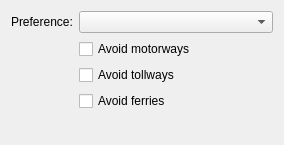
The window that src/plugins/runner/mapquest/MapQuestConfigWidget.ui (KDE/marble) describes before a commit, drawn with Qt 5.
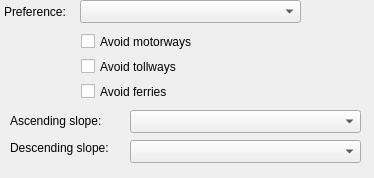
The same window after the commit.

Commit message:
Road grade options for MapQuest routing
GCI task #5853014195699712

Patch:
```diff
--- a/src/plugins/runner/mapquest/MapQuestConfigWidget.ui
+++ b/src/plugins/runner/mapquest/MapQuestConfigWidget.ui
@@ -6,43 +6,118 @@
    <rect>
     <x>0</x>
     <y>0</y>
-    <width>284</width>
-    <height>145</height>
+    <width>374</width>
+    <height>178</height>
    </rect>
   </property>
-  <layout class="QFormLayout" name="formLayout">
-   <item row="0" column="0">
     <widget class="QLabel" name="label">
+   <property name="geometry">
+    <rect>
+     <x>4</x>
+     <y>4</y>
+     <width>73</width>
+     <height>16</height>
+    </rect>
+   </property>
      <property name="text">
       <string>Preference:</string>
      </property>
     </widget>
-   </item>
-   <item row="0" column="1">
-    <widget class="QComboBox" name="preference"/>
-   </item>
-   <item row="1" column="1">
+  <widget class="QComboBox" name="preference">
+   <property name="geometry">
+    <rect>
+     <x>80</x>
+     <y>0</y>
+     <width>221</width>
+     <height>23</height>
+    </rect>
+   </property>
+  </widget>
     <widget class="QCheckBox" name="noMotorways">
+   <property name="geometry">
+    <rect>
+     <x>81</x>
+     <y>31</y>
+     <width>129</width>
+     <height>21</height>
+    </rect>
+   </property>
      <property name="text">
       <string>Avoid motorways</string>
      </property>
     </widget>
-   </item>
-   <item row="2" column="1">
     <widget class="QCheckBox" name="noTollways">
+   <property name="geometry">
+    <rect>
+     <x>81</x>
+     <y>56</y>
+     <width>111</width>
+     <height>21</height>
+    </rect>
+   </property>
      <property name="text">
       <string>Avoid tollways</string>
      </property>
     </widget>
-   </item>
-   <item row="3" column="1">
     <widget class="QCheckBox" name="noFerries">
+   <property name="geometry">
+    <rect>
+     <x>81</x>
+     <y>81</y>
+     <width>102</width>
+     <height>21</height>
+    </rect>
+   </property>
      <property name="text">
       <string>Avoid ferries</string>
      </property>
     </widget>
-   </item>
-  </layout>
+  <widget class="QComboBox" name="ascending">
+   <property name="geometry">
+    <rect>
+     <x>130</x>
+     <y>110</y>
+     <width>231</width>
+     <height>23</height>
+    </rect>
+   </property>
+  </widget>
+  <widget class="QLabel" name="label_2">
+   <property name="geometry">
+    <rect>
+     <x>10</x>
+     <y>110</y>
+     <width>111</width>
+     <height>21</height>
+    </rect>
+   </property>
+   <property name="text">
+    <string>Ascending slope:</string>
+   </property>
+  </widget>
+  <widget class="QLabel" name="label_3">
+   <property name="geometry">
+    <rect>
+     <x>10</x>
+     <y>140</y>
+     <width>121</width>
+     <height>16</height>
+    </rect>
+   </property>
+   <property name="text">
+    <string>Descending slope:</string>
+   </property>
+  </widget>
+  <widget class="QComboBox" name="descending">
+   <property name="geometry">
+    <rect>
+     <x>130</x>
+     <y>140</y>
+     <width>231</width>
+     <height>23</height>
+    </rect>
+   </property>
+  </widget>
  </widget>
  <resources/>
  <connections/>
```
Lines whose indentation alone changed are shown as unchanged. The commit also changes 2 other files.
